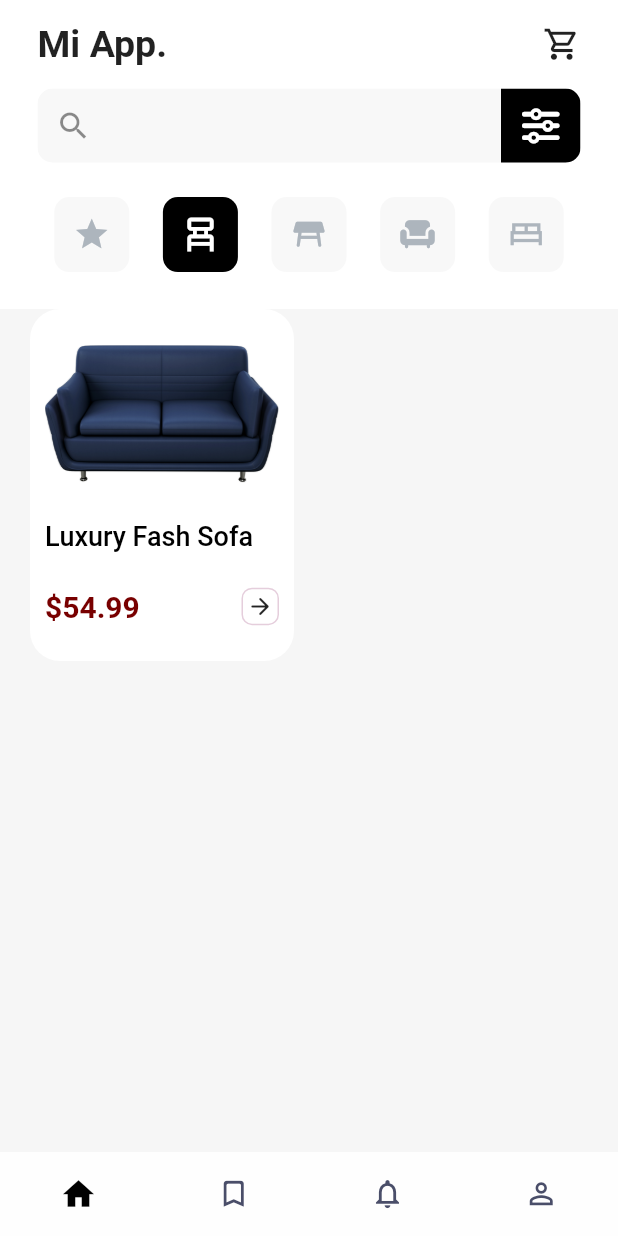
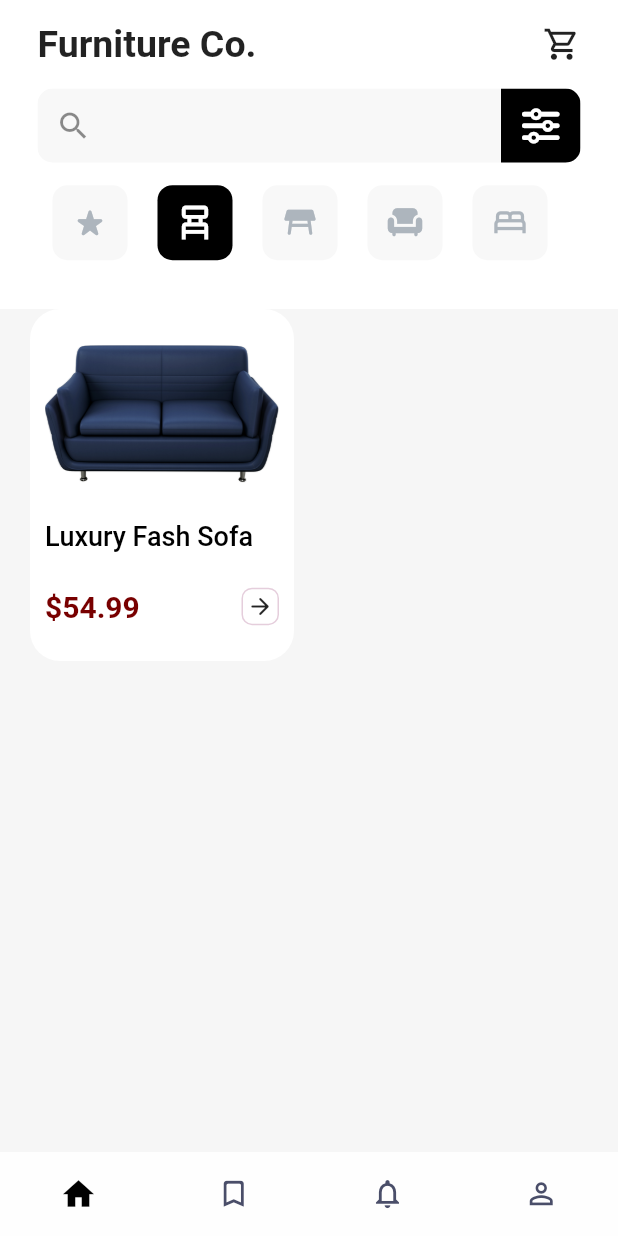
Before and after one commit to jhongo/Furniture_App, a Flutter app: the screen it shows after launch, after a tap on the "chair alt" icon, on a phone screen of 412 x 824 dp. Run offline on Flutter 3.47's test engine with Material 2 defaults, Android fonts, the phone set to English and light mode, and no system bars; our stand-ins replace font_awesome_flutter, shared_preferences; network calls fail.

Commit message:
Varios cambios

```diff
--- /dev/null
+++ b/lib/models/categories_model.dart
@@ -0,0 +1,13 @@
+import 'package:flutter/material.dart';
+
+class Categories {
+
+  final IconData icon;
+  final String category;
+
+  Categories({
+    required this.icon,
+    required this.category
+    });
+
+}
--- a/lib/models/mueble_model.dart
+++ b/lib/models/mueble_model.dart
@@ -1,12 +1,9 @@
 
 class MuebleModelData{
-  final String name;
-  final double price;
+  final String name,description,category;
+  final double price,qualification;
   final List<String> img;
-  final double qualification;
   final int unit;
-  final String description;
-  final String category;
   final List<int> colors;
 
   MuebleModelData({
@@ -40,8 +37,7 @@ final mueble_data = <MuebleModelData>[
       0xFF242f48,
       0xFF580e38,
       0xFF149260,
-    ]
-    ),
+    ]),
 
   MuebleModelData(
     name:'Modern Style Sofa' ,
@@ -59,8 +55,7 @@ final mueble_data = <MuebleModelData>[
       0xFF514e4e,
       0xFF34a4a5,
       0xFF287649,
-    ]
-    ),
+    ]),
 
   MuebleModelData(
     name:'Royal Palm Sofa' ,
@@ -78,8 +73,7 @@ final mueble_data = <MuebleModelData>[
       0xFF8c9a97,
       0xFF8586a4,
       0xFFafad79,
-    ]
-    ),
+    ]),
 
   MuebleModelData(
     name:'Leatherette Sofa' ,
@@ -97,8 +91,7 @@ final mueble_data = <MuebleModelData>[
       0xFF767374,
       0xFF274765,
       0xFF7a623f,
-    ]
-    ),
+    ]),
 
   MuebleModelData(
     name:'Dream Ded' ,
@@ -116,8 +109,7 @@ final mueble_data = <MuebleModelData>[
       0xFF84624b,
       0xFF2ea5b7,
       0xFF4c943c,
-    ]
-    ),
+    ]),
   MuebleModelData(
     name:'Sweet Dreams' ,
     price: 110.33,
@@ -134,6 +126,5 @@ final mueble_data = <MuebleModelData>[
       0xFF323133,
       0xFF191919,
       0xFFd1cbaa,
-    ]
-    ),
+    ]),
 ];
--- a/lib/screens/product_screen.dart
+++ b/lib/screens/product_screen.dart
@@ -1,5 +1,6 @@
 import 'package:flutter/material.dart';
 import 'package:font_awesome_flutter/font_awesome_flutter.dart';
+import 'package:mueble_app/models/categories_model.dart';
 import 'package:mueble_app/models/mueble_model.dart';
 import 'package:mueble_app/screens/screens.dart';
 import 'package:mueble_app/services/category_service.dart';
@@ -31,12 +32,10 @@ class ProductScreen extends StatelessWidget {
   }
 
   const ProductScreen({Key? key}) : super(key: key);
-
   @override
   Widget build(BuildContext context) {
     final opcCa = Provider.of<CategoryService>(context);
     final dataFilterMueble = mueble_data.where((mueble) => mueble.category.startsWith( opcCa.opcCategoryGet ));
-
 
     return Scaffold(
       backgroundColor: Color(0xFFf6f6f6),
@@ -67,8 +66,6 @@ class ProductScreen extends StatelessWidget {
                         _onMueblePressed(dataMuebles, context);
                       });
 
-
-
                   }
 
                   )
@@ -90,7 +87,6 @@ class _CardItemProduct extends StatelessWidget {
 
   @override
   Widget build(BuildContext context) {
-    final opcCa = Provider.of<CategoryService>(context);
     return  InkWell(
       onTap:onTap,
       child: Container(
@@ -152,7 +148,7 @@ class _HeaderProduct extends StatelessWidget {
         children: [
           Row(
             children:const [
-              Text('Mi App.', style: TextStyle(fontSize: 25, fontWeight: FontWeight.bold),),
+              Text('Furniture Co.', style: TextStyle(fontSize: 25, fontWeight: FontWeight.bold),),
               Spacer(),
               Icon(Icons.shopping_cart_outlined,size: 25,)
             ],
@@ -169,53 +165,60 @@ class _HeaderProduct extends StatelessWidget {
 }
 
 class _CategoryItems extends StatelessWidget {
-  const _CategoryItems({Key? key}) : super(key: key);
+  const _CategoryItems({
+    Key? key,
+  }) : super(key: key);
 
   @override
   Widget build(BuildContext context) {
-    final h = MediaQuery.of(context).size.height;
-    final w = MediaQuery.of(context).size.width;
+    final data_category = Provider.of<CategoryService>(context).data_category;
     return Container(
-      width: w,
-      height: h* 0.08,
-      child: Row(
-        mainAxisAlignment: MainAxisAlignment.spaceAround,
-        children:const [
-          _ItemCategory(icon: Icons.star, category: 'popular',),
-          _ItemCategory(icon: Icons.chair_alt, category: 'chair',),
-          _ItemCategory(icon: Icons.table_restaurant_rounded, category:'table',),
-          _ItemCategory(icon: Icons.chair_rounded, category: 'sofa',),
-          _ItemCategory(icon: Icons.bed_sharp, category: 'bed',),
-        ],
+      alignment: Alignment.center,
+      width: double.infinity,
+      height: 50,
+      child: ListView.builder(
+        scrollDirection: Axis.horizontal,
+      itemCount: data_category.length,
+      itemBuilder:(context, index) {
+        final categoria = data_category[index];
+        return _ItemCategory(
+          categorie: categoria,
+          );
+      },
+
       ),
     );
   }
 }
 
+
+
 class _ItemCategory extends StatelessWidget {
-  final IconData icon;
-  final String category;
-  const _ItemCategory({Key? key, required this.icon, required this.category, }) : super(key: key);
+
+  final Categories categorie;
+  const _ItemCategory({Key? key, required this.categorie, }) : super(key: key);
 
   @override
   Widget build(BuildContext context) {
     final opcCategory = Provider.of<CategoryService>(context);
     return GestureDetector(
       onTap: () {
-        opcCategory.opcCategorySet = category;
-        print(opcCategory.opcCategoryGet);
+        final opcCategory = Provider.of<CategoryService>(context,listen: false);
+        opcCategory.opcCategorySet = categorie.category;
+
 
       },
       child: Container(
+        margin: EdgeInsets.symmetric(horizontal: 10),
         height: 50,
         width: 50,
         decoration: BoxDecoration(
           borderRadius: BorderRadius.circular(10),
-          color: (opcCategory.opcCategoryGet == category) ? Colors.black : Color(0xFFf8f8f8)
+          color: (opcCategory.opcCategoryGet == categorie.category) ? Colors.black : Color(0xFFf8f8f8)
         ),
-        child: (opcCategory.opcCategoryGet == category)
-        ? Icon(icon, size: 30, color: Colors.white,)
-        : Icon(icon, size: 25, color: Color(0xFFadb5bd),)
+        child: (opcCategory.opcCategoryGet == categorie.category)
+        ? Icon(categorie.icon, size: 30, color: Colors.white,)
+        : Icon(categorie.icon, size: 25, color: Color(0xFFadb5bd),)
       ),
     );
   }
--- a/lib/services/category_service.dart
+++ b/lib/services/category_service.dart
@@ -1,16 +1,60 @@
 import 'package:flutter/material.dart';
+import 'package:mueble_app/models/categories_model.dart';
+import 'package:mueble_app/models/mueble_model.dart';
 
 class CategoryService extends ChangeNotifier {
 
   String _opcCategory = 'popular';
 
+  List<Categories> data_category = [
+  Categories(
+    icon: Icons.star_rate_rounded,
+    category: 'popular'
+    ),
+  Categories(
+    icon: Icons.chair_alt,
+    category: 'chair'
+    ),
+  Categories(
+    icon: Icons.table_restaurant_rounded,
+    category: 'table'
+    ),
+  Categories(
+    icon: Icons.chair_rounded,
+    category: 'sofa'
+    ),
+  Categories(
+    icon: Icons.bed_outlined,
+    category: 'bed'
+    ),
+
+];
+
+  Map<String,List<MuebleModelData>> categoryMuebles = {};
+
+
+  CategoryService(){
+    data_category.forEach((item) {
+      categoryMuebles[item.category];
+     });
+    // getFurnitureByCategory(this._opcCategory);
+  }
+
   String get opcCategoryGet{
     return _opcCategory;
   }
 
-  set opcCategorySet(String opc){
-    _opcCategory = opc;
+  set opcCategorySet(String category){
+    _opcCategory = category;
+    getFurnitureByCategory(category);
     notifyListeners();
   }
 
+  getFurnitureByCategory(String category) async{
+    final muebles = mueble_data;
+    final dataMueble = muebles.where((item) => item.category == category);
+    final mueble = dataMueble.map((item) => item.name).toList();
+    print(mueble);
+  }
+
 }
```
